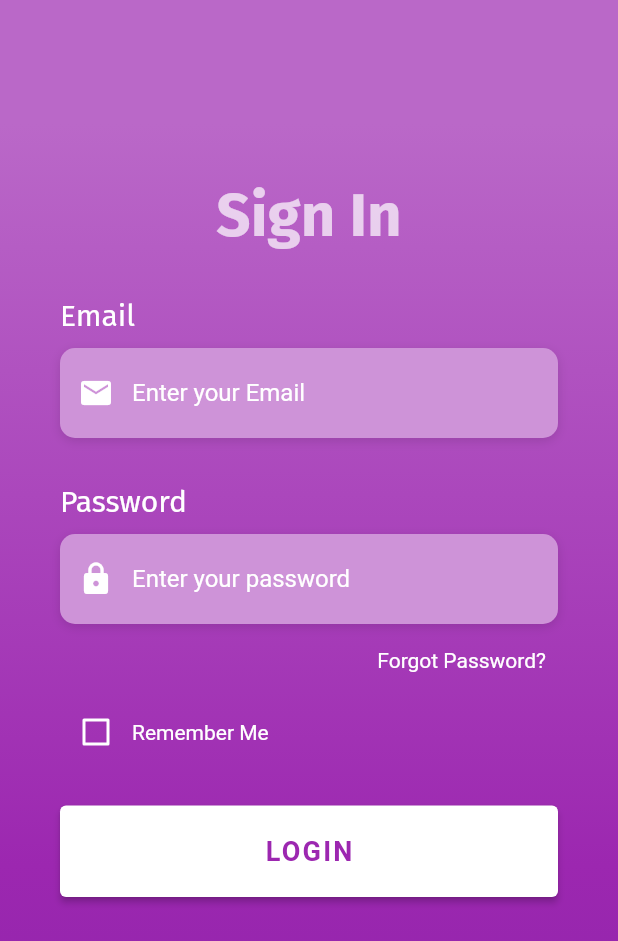
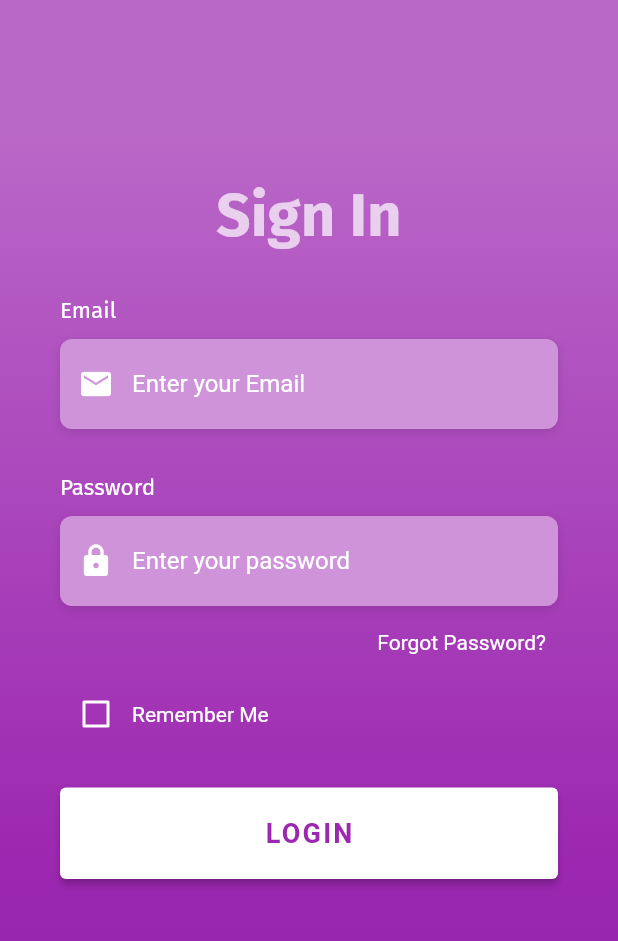
Before and after one commit to TheHarshKadam/SignIn-Signup-UI, a Flutter app: the screen it shows after launch, on a phone screen of 412 x 824 dp. Shown: the top 941 px of the screen. Run offline on Flutter 3.47's test engine with Material 2 defaults, Android fonts, the phone set to English and light mode, and no system bars; our stand-ins replace google_fonts; Roboto replaces fonts that are missing (OpenSans).

Commit message:
font size changes

```diff
--- a/lib/constants/constants.dart
+++ b/lib/constants/constants.dart
@@ -3,12 +3,12 @@ import 'package:google_fonts/google_fonts.dart';
 
 final kLabelStyle = GoogleFonts.firaSans(
   color: Colors.white,
-  fontSize: 20.0,
+  fontSize: 15.0,
 );
 
 final kBoxDecorationStyle = BoxDecoration(
   color: Colors.purple[200],
-  borderRadius: BorderRadius.circular(10.0),
+  borderRadius: BorderRadius.circular(8.0),
   boxShadow: [
     BoxShadow(
       color: Colors.black12,
```
